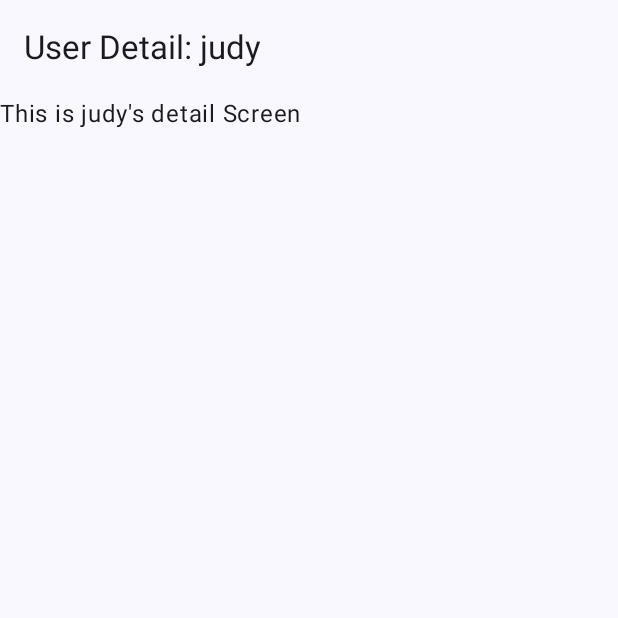
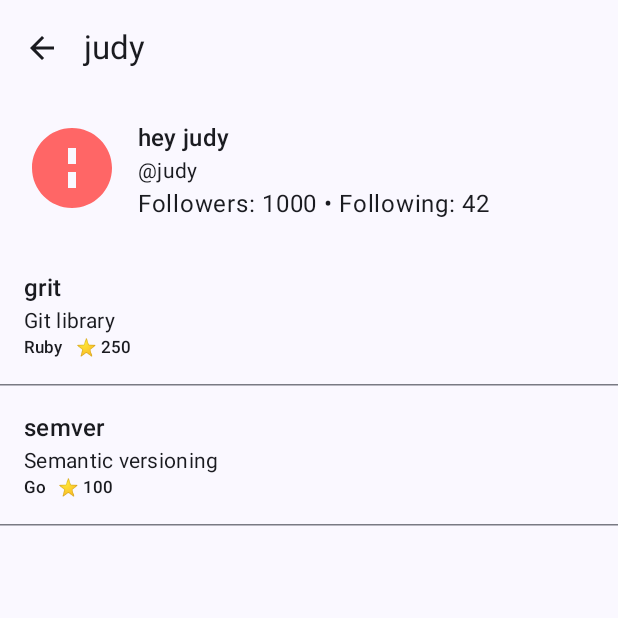
Before and after one commit to SeulGeek/GitSearchAndroid, an Android app built with Jetpack Compose: the screen it shows after launch (MainActivity), after a tap on "judy", on a phone screen of 412 x 824 dp, the top half of it. Run offline under Robolectric (Android 15) with nearby library versions, the phone set to English and light mode, and no system bars; pictures from the network do not load.

Commit message:
Add Repository and UserDetail data models, and implement UserDetailScreen with repository list

```diff
--- /dev/null
+++ b/app/src/main/java/com/android/gitsearch/domain/model/Repository.kt
@@ -0,0 +1,10 @@
+package com.android.gitsearch.domain.model
+
+data class Repository(
+    val id: Int,
+    val name: String,
+    val description: String,
+    val language: String?,
+    val stargazersCount: Int,
+    val htmlUrl: String
+)
--- /dev/null
+++ b/app/src/main/java/com/android/gitsearch/domain/model/UserDetail.kt
@@ -0,0 +1,9 @@
+package com.android.gitsearch.domain.model
+
+data class UserDetail(
+    val avatarUrl: String,
+    val userName: String,
+    val fullName: String,
+    val followers: Int,
+    val following: Int,
+)
--- a/app/src/main/java/com/android/gitsearch/presentation/GitSearchApp.kt
+++ b/app/src/main/java/com/android/gitsearch/presentation/GitSearchApp.kt
@@ -1,21 +1,18 @@
 package com.android.gitsearch.presentation
 
-import androidx.compose.foundation.layout.Box
-import androidx.compose.foundation.layout.fillMaxSize
-import androidx.compose.foundation.layout.padding
-import androidx.compose.material3.ExperimentalMaterial3Api
-import androidx.compose.material3.Scaffold
-import androidx.compose.material3.Text
-import androidx.compose.material3.TopAppBar
+import android.content.Intent
 import androidx.compose.runtime.Composable
-import androidx.compose.ui.Modifier
+import androidx.compose.ui.platform.LocalContext
 import androidx.navigation.compose.NavHost
 import androidx.navigation.compose.composable
 import androidx.navigation.compose.rememberNavController
+import com.android.gitsearch.domain.model.Repository
+import com.android.gitsearch.domain.model.UserDetail
 import com.android.gitsearch.presentation.navigation.Screen
+import com.android.gitsearch.presentation.userdetail.UserDetailScreen
 import com.android.gitsearch.presentation.userlist.UserListScreenWithViewModel
+import androidx.core.net.toUri
 
-@OptIn(ExperimentalMaterial3Api::class)
 @Composable
 fun GitSearchApp() {
     val navController = rememberNavController()
@@ -35,18 +32,37 @@ fun GitSearchApp() {
         composable(Screen.UserDetail.route) { backStackEntry ->
             val userName = backStackEntry.arguments?.getString("userName") ?: ""
 
-            Scaffold(
-                topBar = { TopAppBar(title = { Text("User Detail: $userName") }) }
-            ) { innerPadding ->
-                Box(
-                    modifier = Modifier
-                        .fillMaxSize()
-                        .padding(innerPadding)
-                ) {
-                    Text("This is $userName's detail Screen")
+            // TODO: delete this (this is for testing)
+            val dummyUser = UserDetail(
+                avatarUrl = "https://avatars.githubusercontent.com/u/1?v=4",
+                userName = "judy",
+                fullName = "hey judy",
+                followers = 1000,
+                following = 42
+            )
+
+            val dummyRepos = listOf(
+                Repository(1, "grit", "Git library", "Ruby", 250, "https://github.com/mojombo/grit"),
+                Repository(
+                    2,
+                    "semver",
+                    "Semantic versioning",
+                    "Go",
+                    100,
+                    "https://github.com/mojombo/semver"
+                )
+            )
+            val context = LocalContext.current
+
+            UserDetailScreen(
+                navController = navController,
+                userDetail = dummyUser,
+                repositories = dummyRepos,
+                onRepositoryClick = { repo ->
+                    val intent = Intent(Intent.ACTION_VIEW, repo.htmlUrl.toUri())
+                    context.startActivity(intent)
                 }
-
-            }
+            )
         }
 
     }
--- /dev/null
+++ b/app/src/main/java/com/android/gitsearch/presentation/userdetail/UserDetailScreen.kt
@@ -0,0 +1,96 @@
+package com.android.gitsearch.presentation.userdetail
+
+import androidx.compose.foundation.layout.fillMaxSize
+import androidx.compose.foundation.layout.padding
+import androidx.compose.foundation.lazy.LazyColumn
+import androidx.compose.foundation.lazy.items
+import androidx.compose.material.icons.Icons
+import androidx.compose.material.icons.automirrored.filled.ArrowBack
+import androidx.compose.material3.ExperimentalMaterial3Api
+import androidx.compose.material3.HorizontalDivider
+import androidx.compose.material3.Icon
+import androidx.compose.material3.IconButton
+import androidx.compose.material3.Scaffold
+import androidx.compose.material3.Text
+import androidx.compose.material3.TopAppBar
+import androidx.compose.runtime.Composable
+import androidx.compose.ui.Modifier
+import androidx.compose.ui.tooling.preview.Preview
+import androidx.navigation.NavController
+import androidx.navigation.compose.rememberNavController
+import com.android.gitsearch.domain.model.Repository
+import com.android.gitsearch.domain.model.UserDetail
+import com.android.gitsearch.presentation.userdetail.components.RepositoryListItem
+import com.android.gitsearch.presentation.userdetail.components.UserInfoHeader
+
+@OptIn(ExperimentalMaterial3Api::class)
+@Composable
+fun UserDetailScreen(
+    navController: NavController,
+    userDetail: UserDetail,
+    repositories: List<Repository>,
+    onRepositoryClick: (Repository) -> Unit
+) {
+    Scaffold(
+        topBar = {
+            TopAppBar(
+                title = { Text(text = userDetail.userName) },
+                navigationIcon = {
+                    IconButton(onClick = { navController.popBackStack()}) {
+                        Icon(
+                            imageVector = Icons.AutoMirrored.Filled.ArrowBack,
+                            contentDescription = "Back Button"
+                        )
+                    }
+                }
+            )
+        }
+    ) { padding ->
+        LazyColumn(
+            modifier = Modifier
+                .fillMaxSize()
+                .padding(padding)
+        ) {
+            item {
+                UserInfoHeader(userDetail)
+            }
+            items(repositories) { repo ->
+                RepositoryListItem(repository = repo, onClick = onRepositoryClick)
+                HorizontalDivider()
+            }
+
+        }
+    }
+
+}
+
+@Preview
+@Composable
+fun UserDetailScreenPreview() {
+    val dummyUser = UserDetail(
+        avatarUrl = "https://avatars.githubusercontent.com/u/1?v=4",
+        userName = "judy",
+        fullName = "hey judy",
+        followers = 1000,
+        following = 42
+    )
+
+    val dummyRepos = listOf(
+        Repository(1, "grit", "Git library", "Ruby", 250, "https://github.com/mojombo/grit"),
+        Repository(
+            2,
+            "semver",
+            "Semantic versioning",
+            "Go",
+            100,
+            "https://github.com/mojombo/semver"
+        )
+    )
+
+    UserDetailScreen(
+        navController = rememberNavController(),
+        userDetail = dummyUser,
+        repositories = dummyRepos,
+        onRepositoryClick = {}
+    )
+}
--- /dev/null
+++ b/app/src/main/java/com/android/gitsearch/presentation/userdetail/components/RepositoryListItem.kt
@@ -0,0 +1,60 @@
+package com.android.gitsearch.presentation.userdetail.components
+
+import androidx.compose.foundation.clickable
+import androidx.compose.foundation.layout.Arrangement
+import androidx.compose.foundation.layout.Column
+import androidx.compose.foundation.layout.Row
+import androidx.compose.foundation.layout.Spacer
+import androidx.compose.foundation.layout.fillMaxSize
+import androidx.compose.foundation.layout.fillMaxWidth
+import androidx.compose.foundation.layout.padding
+import androidx.compose.foundation.layout.width
+import androidx.compose.material3.MaterialTheme
+import androidx.compose.material3.Text
+import androidx.compose.runtime.Composable
+import androidx.compose.ui.Modifier
+import androidx.compose.ui.tooling.preview.Preview
+import androidx.compose.ui.unit.dp
+import com.android.gitsearch.domain.model.Repository
+
+@Composable
+fun RepositoryListItem(
+    repository: Repository,
+    onClick: (Repository) -> Unit
+) {
+    Column(
+        modifier = Modifier
+            .fillMaxWidth()
+            .padding(16.dp)
+            .clickable { onClick(repository) }) {
+        Text(text = repository.name, style = MaterialTheme.typography.titleMedium)
+        repository.description.takeIf { it.isNotBlank() }?.let {
+            Text(text = it, style = MaterialTheme.typography.bodyMedium)
+        }
+        Row(horizontalArrangement = Arrangement.spacedBy(8.dp)) {
+            repository.language?.let {
+                Text(text = it, style = MaterialTheme.typography.labelSmall)
+            }
+            Text(
+                text = "⭐ ${repository.stargazersCount}",
+                style = MaterialTheme.typography.labelSmall
+            )
+        }
+    }
+}
+
+
+@Preview(showBackground = true)
+@Composable
+fun RepositoryListItemPreview() {
+    val dummyRepo = Repository(
+        id = 1296269,
+        name = "monalisa octocat",
+        description = "This your first repo!",
+        language = "Flutter",
+        stargazersCount = 420,
+        htmlUrl = "https://github.com/octocat"
+    )
+
+    RepositoryListItem(repository = dummyRepo, onClick = {})
+}
--- /dev/null
+++ b/app/src/main/java/com/android/gitsearch/presentation/userdetail/components/UserInfoHeader.kt
@@ -0,0 +1,53 @@
+package com.android.gitsearch.presentation.userdetail.components
+
+import androidx.compose.foundation.layout.Column
+import androidx.compose.foundation.layout.Row
+import androidx.compose.foundation.layout.Spacer
+import androidx.compose.foundation.layout.padding
+import androidx.compose.foundation.layout.size
+import androidx.compose.foundation.layout.width
+import androidx.compose.material3.MaterialTheme
+import androidx.compose.material3.Text
+import androidx.compose.runtime.Composable
+import androidx.compose.ui.Modifier
+import androidx.compose.ui.layout.ContentScale
+import androidx.compose.ui.res.painterResource
+import androidx.compose.ui.tooling.preview.Preview
+import androidx.compose.ui.unit.dp
+import coil3.compose.AsyncImage
+import com.android.gitsearch.R
+import com.android.gitsearch.domain.model.UserDetail
+
+@Composable
+fun UserInfoHeader(user: UserDetail) {
+    Row(modifier = Modifier.padding(16.dp)) {
+        AsyncImage(
+            model = user.avatarUrl,
+            contentDescription = null,
+            modifier = Modifier.size(64.dp),
+            contentScale = ContentScale.Crop,
+            placeholder = painterResource(id = R.drawable.ic_user_placeholder),
+            error = painterResource(id = R.drawable.ic_user_error)
+        )
+        Spacer(modifier = Modifier.width(12.dp))
+        Column {
+            Text(text = user.fullName, style = MaterialTheme.typography.titleMedium)
+            Text(text = "@${user.userName}", style = MaterialTheme.typography.bodyMedium)
+            Text(text = "Followers: ${user.followers} • Following: ${user.following}")
+        }
+    }
+}
+
+@Preview(showBackground = true)
+@Composable
+fun UserInfoHeaderPreview() {
+    val dummyUser = UserDetail(
+        avatarUrl = "https://avatars.githubusercontent.com/u/1?v=4",
+        userName = "judy",
+        fullName = "hey judy",
+        followers = 1000,
+        following = 42
+    )
+
+    UserInfoHeader(user = dummyUser)
+}
```
